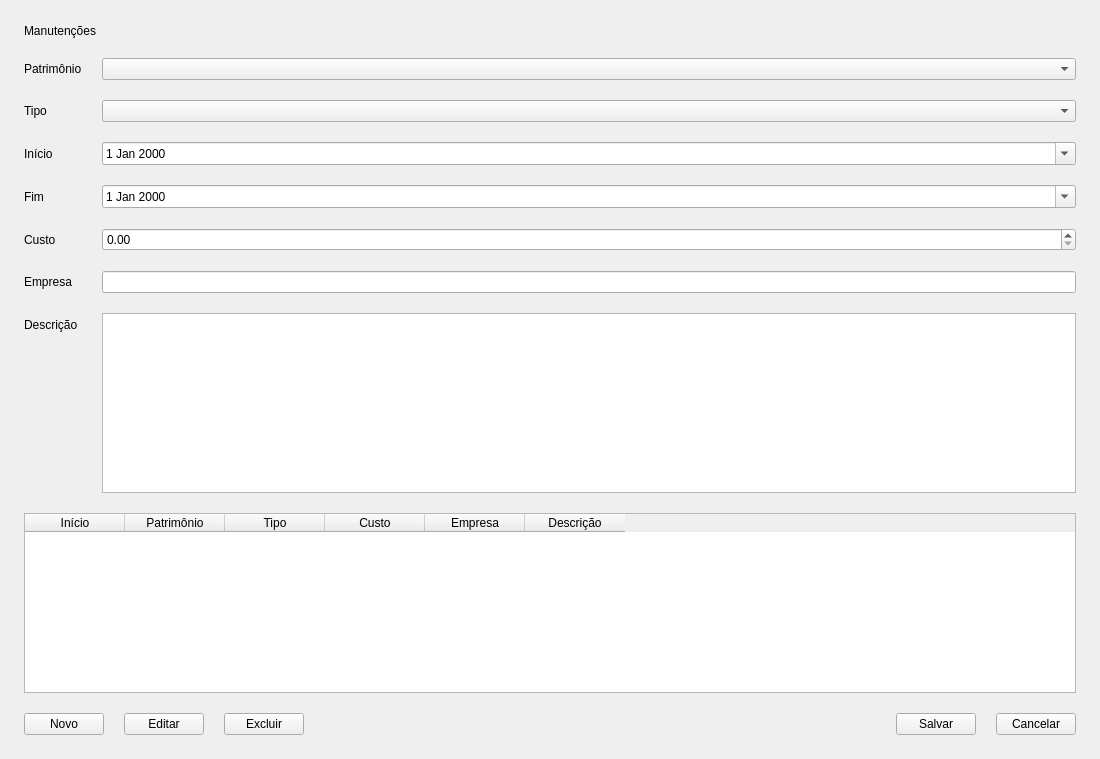
Qt form frontend/manutencao.ui (zecadelgado/patp) before a commit.
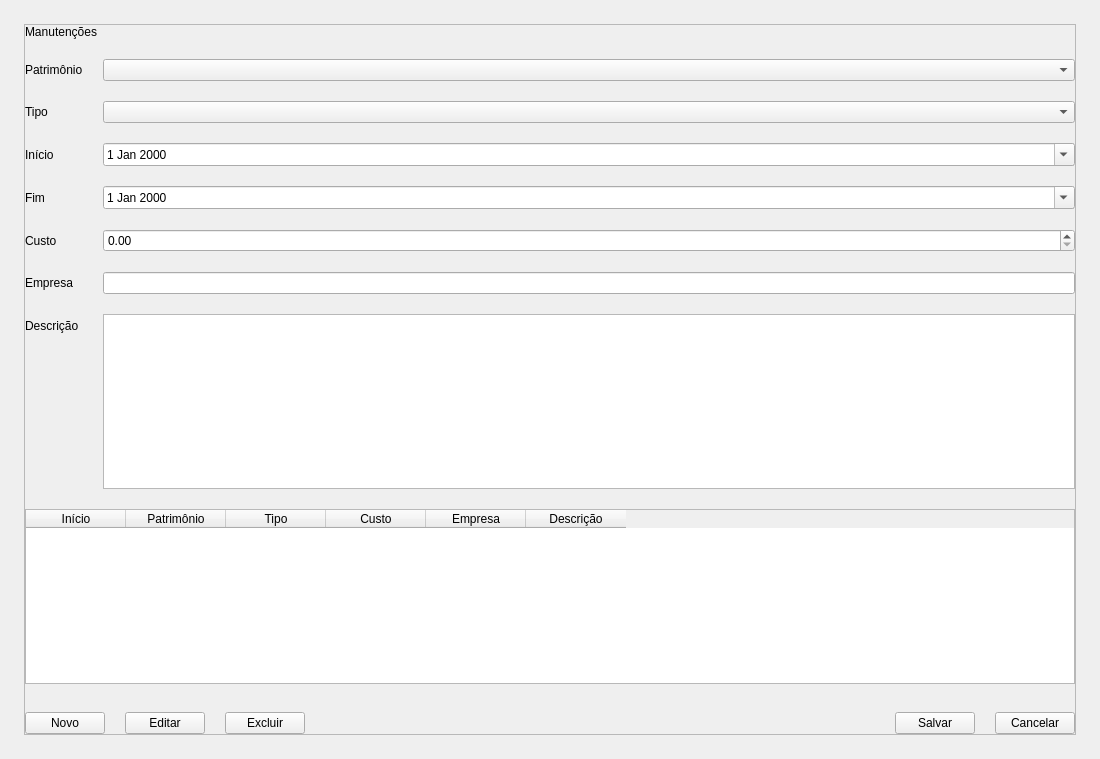
The same form after that commit.

Diff of the .ui file:
```diff
--- a/frontend/manutencao.ui
+++ b/frontend/manutencao.ui
@@ -30,6 +30,51 @@
         <number>24</number>
       </property>
       <item>
+        <widget class="QScrollArea" name="scrollArea">
+          <property name="sizePolicy">
+            <sizepolicy hsizetype="Expanding" vsizetype="Expanding">
+              <horstretch>0</horstretch>
+              <verstretch>0</verstretch>
+            </sizepolicy>
+          </property>
+          <property name="widgetResizable">
+            <bool>true</bool>
+          </property>
+          <property name="horizontalScrollBarPolicy">
+            <enum>Qt::ScrollBarPolicy::ScrollBarAsNeeded</enum>
+          </property>
+          <property name="verticalScrollBarPolicy">
+            <enum>Qt::ScrollBarPolicy::ScrollBarAsNeeded</enum>
+          </property>
+          <widget class="QWidget" name="scrollAreaWidgetContents">
+            <property name="geometry">
+              <rect>
+                <x>0</x>
+                <y>0</y>
+                <width>1052</width>
+                <height>711</height>
+              </rect>
+            </property>
+            <layout class="QVBoxLayout" name="scrollLayout">
+              <property name="spacing">
+                <number>20</number>
+              </property>
+              <property name="leftMargin">
+                <number>0</number>
+              </property>
+              <property name="topMargin">
+                <number>0</number>
+              </property>
+              <property name="rightMargin">
+                <number>0</number>
+              </property>
+              <property name="bottomMargin">
+                <number>0</number>
+              </property>
+              <property name="stretch">
+                <string>0,0,1,0</string>
+              </property>
+              <item>
         <widget class="QLabel" name="lbl_title">
           <property name="text">
             <string>Manutenções</string>
@@ -137,12 +182,27 @@
       </item>
       <item>
         <widget class="QTableWidget" name="tbl_manutencoes">
+                  <property name="sizePolicy">
+                    <sizepolicy hsizetype="Expanding" vsizetype="Expanding">
+                      <horstretch>0</horstretch>
+                      <verstretch>0</verstretch>
+                    </sizepolicy>
+                  </property>
+                  <property name="minimumHeight">
+                    <number>220</number>
+                  </property>
           <property name="editTriggers">
             <set>QAbstractItemView::EditTrigger::NoEditTriggers</set>
           </property>
           <property name="selectionBehavior">
             <enum>QAbstractItemView::SelectionBehavior::SelectRows</enum>
           </property>
+                  <property name="horizontalScrollBarPolicy">
+                    <enum>Qt::ScrollBarPolicy::ScrollBarAsNeeded</enum>
+                  </property>
+                  <property name="verticalScrollBarPolicy">
+                    <enum>Qt::ScrollBarPolicy::ScrollBarAsNeeded</enum>
+                  </property>
           <property name="rowCount">
             <number>0</number>
           </property>
@@ -183,6 +243,18 @@
       </item>
       <item>
         <layout class="QHBoxLayout" name="actions">
+                  <property name="leftMargin">
+                    <number>0</number>
+                  </property>
+                  <property name="topMargin">
+                    <number>8</number>
+                  </property>
+                  <property name="rightMargin">
+                    <number>0</number>
+                  </property>
+                  <property name="bottomMargin">
+                    <number>0</number>
+                  </property>
           <item>
             <widget class="QPushButton" name="btn_novo">
               <property name="text">
@@ -232,6 +304,10 @@
             </widget>
           </item>
         </layout>
+              </item>
+            </layout>
+          </widget>
+        </widget>
       </item>
     </layout>
   </widget>
```
Left out of the diff: 12 changed lines with no effect on the pictures. Lines whose indentation alone changed are shown as unchanged.
